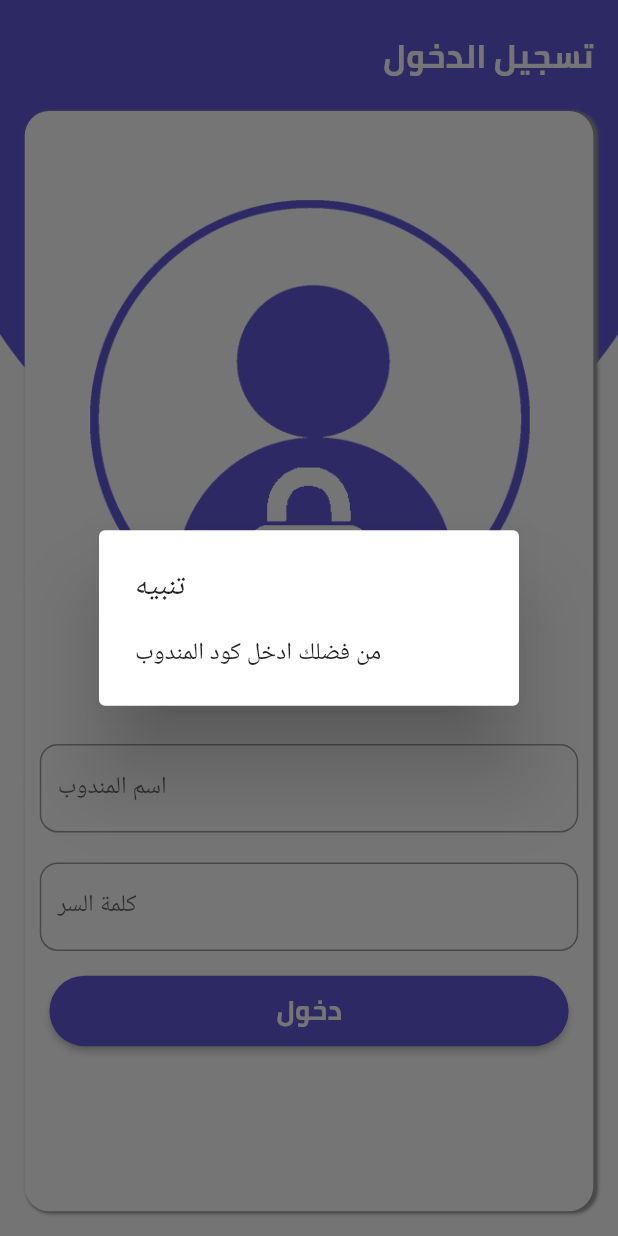
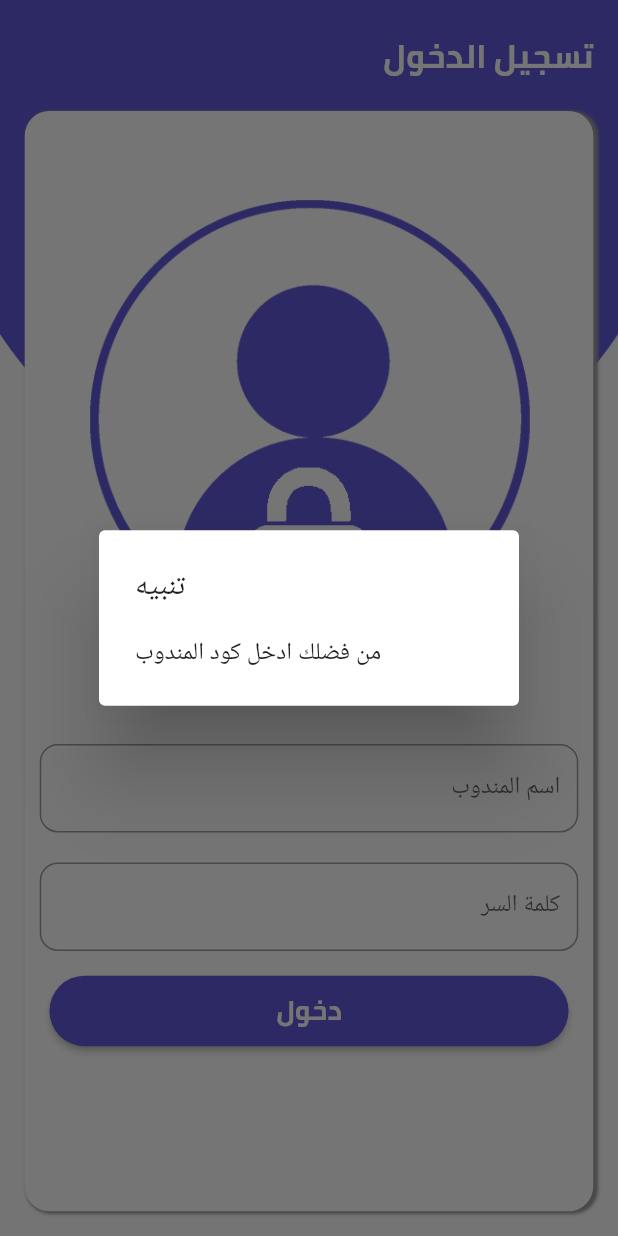
Before and after one commit to Mohaned88/out_source, a Flutter app: the screen it shows after launch, after a tap on "دخول", on a phone screen of 412 x 824 dp. Run offline on Flutter 3.47's test engine with Material 2 defaults, Android fonts, the phone set to English and light mode, and no system bars; our stand-ins replace connectivity, date_format, flutter_easyloading, pdf, printing, shared_preferences and 1 more; missing offline and left inert: animated_widgets, data_connection_checker_nulls, dropdown_plus, flutter_barcode_scanner, quantity_input; accounts and stored records are empty.

Commit message:
reg commit

```diff
--- a/lib/00_home.dart
+++ b/lib/00_home.dart
@@ -326,7 +326,7 @@ class _LoginState extends State<Login> {
                     },
                     child: Container(
                       decoration:
-                          BoxDecoration(border: Border.all(color: Colors.grey)),
+                      BoxDecoration(border: Border.all(color: Colors.grey)),
                       child: Column(
                         children: [
                           Container(
--- a/lib/register.dart
+++ b/lib/register.dart
@@ -1,6 +1,7 @@
 import 'dart:convert';
 
 import 'package:dy_app/DailySafeDate.dart';
+import 'package:dy_app/resources/colors.dart';
 import 'package:flutter/material.dart';
 
 import '00_home.dart';
@@ -57,7 +58,9 @@ class _RegState extends State<Reg> {
     var height = MediaQuery.of(context).size.height;
     var width = MediaQuery.of(context).size.height;
     return Scaffold(
-      body: Container(
+      body: Directionality(
+        textDirection: TextDirection.rtl,
+        child: Container(
           width: double.infinity,
           height: height,
           decoration: BoxDecoration(
@@ -108,7 +111,7 @@ class _RegState extends State<Reg> {
                           mainAxisAlignment: MainAxisAlignment.center,
                           children: [
                             Image.asset('assets/images/login_icon.jpg',
-                            color: Color(0xff635AD9),
+                              color: AppColors.mainColor,
                               width: width*0.5,
                               height: width*0.5,
                             ),
@@ -158,7 +161,7 @@ class _RegState extends State<Reg> {
                               padding: EdgeInsets.all(width * 0.02),
                               child: ElevatedButton(
                                 style: ElevatedButton.styleFrom(
-                                backgroundColor: Color(0xff635AD9),
+                                  backgroundColor: AppColors.mainColor,
                                   shape: RoundedRectangleBorder(
                                     borderRadius: BorderRadius.circular(width * 0.2),
                                   ),
@@ -255,6 +258,7 @@ class _RegState extends State<Reg> {
             ),
           ),
         ),
+      ),
     );
   }
 }
--- /dev/null
+++ b/lib/resources/colors.dart
@@ -0,0 +1,6 @@
+import 'package:flutter/material.dart';
+
+class AppColors{
+
+  static const Color mainColor = Color(0xff635AD9);
+}
--- a/lib/splash/splash.dart
+++ b/lib/splash/splash.dart
@@ -4,6 +4,8 @@ import 'package:animated_widgets/animated_widgets.dart';
 import 'package:animated_widgets/widgets/translation_animated.dart';
 import 'package:dy_app/register.dart';
 import 'package:flutter/material.dart';
+
+import '../resources/colors.dart';
 
 class Splash extends StatelessWidget {
   const Splash({Key? key}) : super(key: key);
@@ -31,7 +33,7 @@ class Splash extends StatelessWidget {
 
     );
     return Scaffold(
-      backgroundColor: Color(0xff635AD9),
+      backgroundColor: AppColors.mainColor,
       body: Container(
         width: w,
         height: h,
--- a/pubspec.yaml
+++ b/pubspec.yaml
@@ -42,7 +42,7 @@ dev_dependencies:
 flutter_launcher_name:
   name: "WarraqDy"
 flutter_icons:
-  image_path: "assets/images/lake.jpg"
+  image_path: "assets/images/full_logo.png"
   android: true
   min_sdk_android: 21
   ios: true
```
Also changed, not shown: 26 other files. Lines whose indentation alone changed are shown as unchanged.
